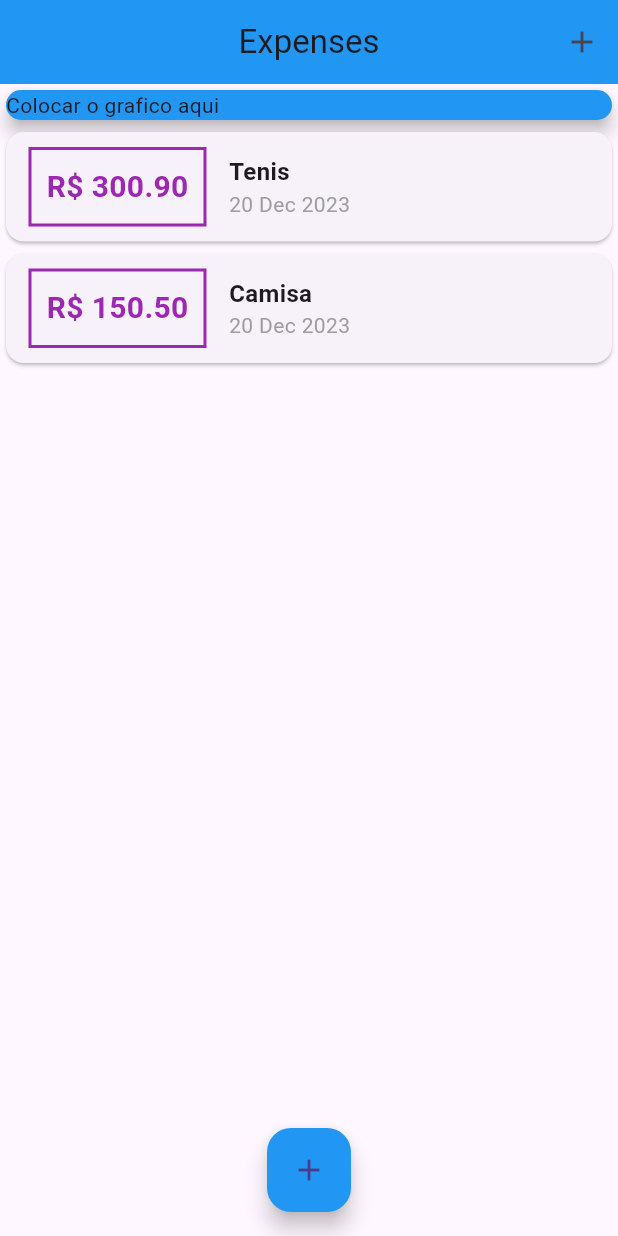
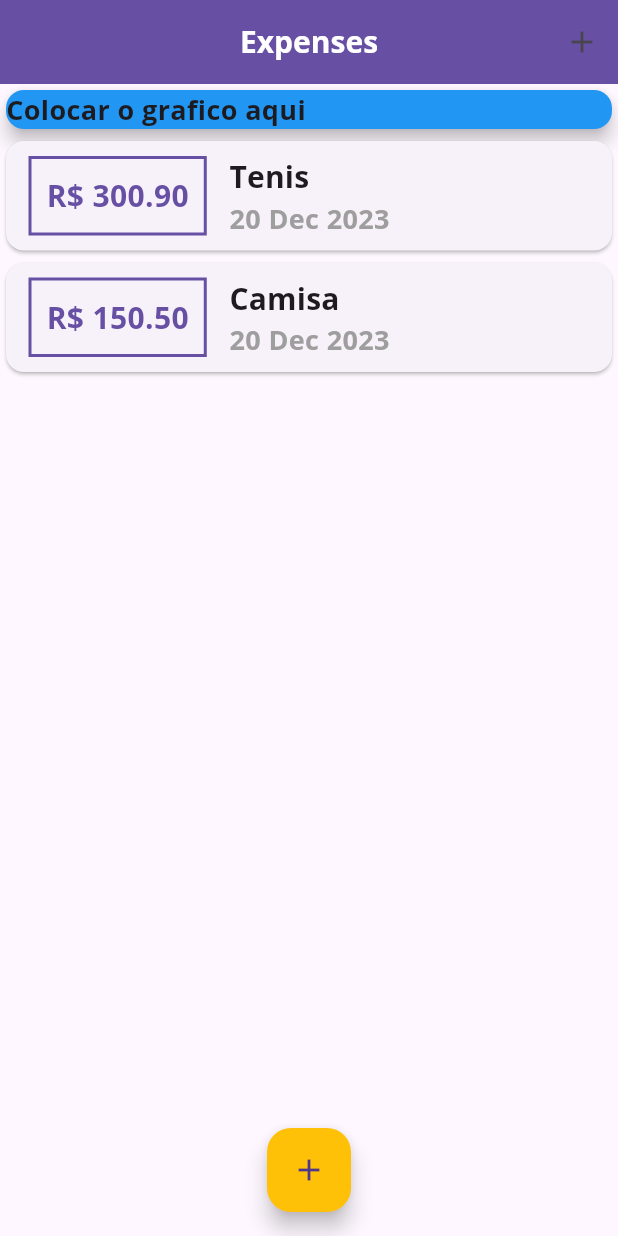
Before and after one commit to DanielMartinsSouza/finance_control, a Flutter app: the screen it shows after launch, on a phone screen of 412 x 824 dp. Run offline on Flutter 3.47's test engine with Material 3 defaults, Android fonts, the light colour scheme and no system bars.

Commit message:
Criando o tema da aplicação

```diff
--- a/lib/components/transaction_list.dart
+++ b/lib/components/transaction_list.dart
@@ -24,7 +24,7 @@ class TransactionList extends StatelessWidget {
                   ),
                   decoration: BoxDecoration(
                     border: Border.all(
-                      color: Colors.purple,
+                      color: Theme.of(context).primaryColor,
                       width: 2,
                     ),
                   ),
@@ -34,7 +34,7 @@ class TransactionList extends StatelessWidget {
                     style: TextStyle(
                       fontWeight: FontWeight.bold,
                       fontSize: 20,
-                      color: Colors.purple,
+                      color: Theme.of(context).primaryColor,
                     ),
                   ),
                 ),
@@ -43,10 +43,7 @@ class TransactionList extends StatelessWidget {
                   children: <Widget>[
                     Text(
                       transactioIndex.title,
-                      style: TextStyle(
-                        fontSize: 16,
-                        fontWeight: FontWeight.bold,
-                      ),
+                      style: Theme.of(context).textTheme.titleMedium,
                     ),
                     Text(
                       DateFormat("d MMM y").format(transactioIndex.date),
--- a/lib/main.dart
+++ b/lib/main.dart
@@ -21,6 +21,32 @@ class _ExpensesAppState extends State<ExpensesApp> {
   Widget build(BuildContext context) {
     return MaterialApp(
       home: MyHomePage(),
+      theme: ThemeData(
+        primarySwatch: Colors.purple,
+        floatingActionButtonTheme: const FloatingActionButtonThemeData(
+          backgroundColor: Colors.amber,
+        ),
+        fontFamily: "Quicksand",
+        textTheme: const TextTheme(
+          titleMedium: TextStyle(
+            fontFamily: "OpensSans",
+            fontSize: 20,
+            fontWeight: FontWeight.bold
+          ),
+          bodyMedium: TextStyle(
+            fontFamily: "OpensSans",
+            fontSize: 18,
+            fontWeight: FontWeight.bold
+          ),
+        ),
+        appBarTheme: const AppBarTheme(
+          titleTextStyle: TextStyle(
+            fontFamily: "OpensSans",
+            fontSize: 20,
+            fontWeight: FontWeight.bold,
+          ),
+        ),
+      ),
     );
   }
 }
@@ -82,7 +108,7 @@ class _MyHomePageState extends State<MyHomePage> {
             icon: Icon(Icons.add),
           ),
         ],
-        backgroundColor: Colors.blue,
+        backgroundColor: Theme.of(context).primaryColor,
         centerTitle: true,
         title: Text("Expenses"),
       ),
@@ -102,7 +128,6 @@ class _MyHomePageState extends State<MyHomePage> {
         ),
       ),
       floatingActionButton: FloatingActionButton(
-        backgroundColor: Colors.blue,
         onPressed: () => _openTransactionFormModal(context),
         child: Icon(Icons.add),
       ),
```
Also changed, not shown: pubspec.yaml (+11 -6 lines), assets/fonts/OpenSans-Bold.ttf (added), assets/fonts/OpenSans-Regular.ttf (added), assets/fonts/Quicksand-Bold.ttf (added), assets/fonts/Quicksand-Light.ttf (added), assets/fonts/Quicksand-Medium.ttf (added), assets/fonts/Quicksand-Regular.ttf (added).
